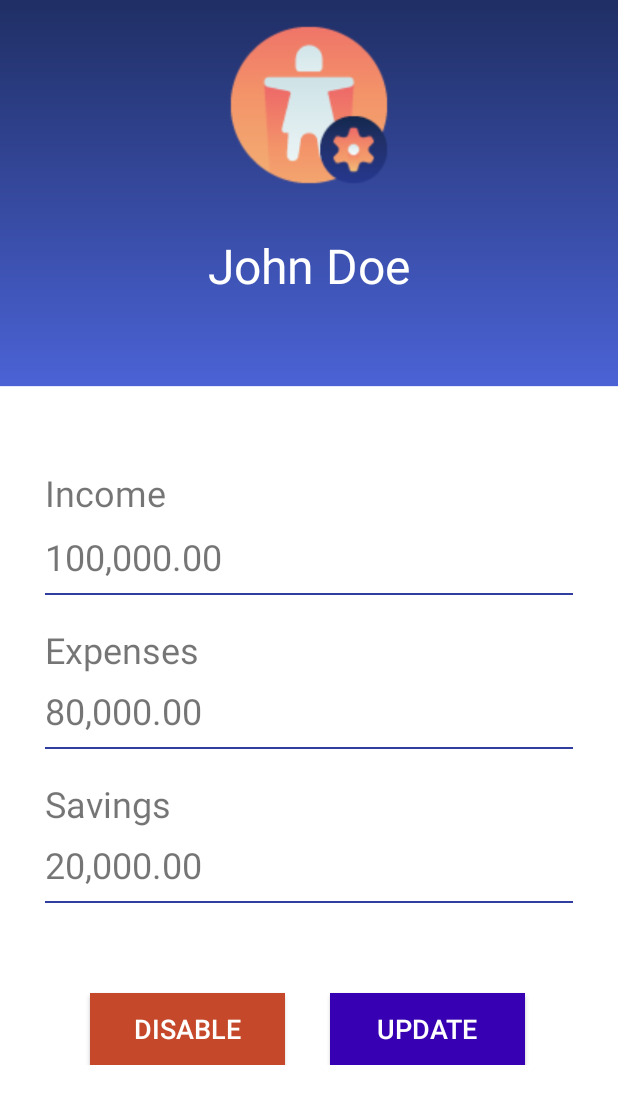
After one commit to imalK96/budgetApp, an Android app: the userProfile screen opened directly, with no data from a screen before it, on a phone screen of 412 x 824 dp. The commit adds this screen. Shown: the top 1104 px of the screen. Run offline under Robolectric (Android 15) with nearby library versions, the phone set to English and light mode, and no system bars.

Commit message:
Added user profile, navigation from Dashboard to profile

```diff
--- a/app/build.gradle
+++ b/app/build.gradle
@@ -27,4 +27,5 @@ dependencies {
     testImplementation 'junit:junit:4.12'
     androidTestImplementation 'androidx.test:runner:1.2.0'
     androidTestImplementation 'androidx.test.espresso:espresso-core:3.2.0'
+    implementation 'com.google.android.material:material:1.0.0'
 }
--- a/app/src/main/AndroidManifest.xml
+++ b/app/src/main/AndroidManifest.xml
@@ -9,7 +9,8 @@
         android:roundIcon="@mipmap/ic_launcher_round"
         android:supportsRtl="true"
         android:theme="@style/AppTheme">
-        <activity android:name=".MainActivity"></activity>
+        <activity android:name=".userProfile"></activity>
+        <activity android:name=".MainActivity" />
         <activity android:name=".LoginActivity">
             <intent-filter>
                 <action android:name="android.intent.action.MAIN" />
--- a/app/src/main/java/com/example/imal/MainActivity.java
+++ b/app/src/main/java/com/example/imal/MainActivity.java
@@ -1,14 +1,28 @@
 package com.example.imal;
 
 import androidx.appcompat.app.AppCompatActivity;
+import androidx.cardview.widget.CardView;
 
+import android.content.Intent;
 import android.os.Bundle;
+import android.view.View;
+import android.widget.LinearLayout;
 
 public class MainActivity extends AppCompatActivity {
+
+    //private CardView profileCard;
+    private LinearLayout l1;
 
     @Override
     protected void onCreate(Bundle savedInstanceState) {
         super.onCreate(savedInstanceState);
         setContentView(R.layout.activity_main);
+        l1 = findViewById(R.id.profile);
+
+    }
+
+    public void profileNav(View v){
+        Intent profileIntent = new Intent(getBaseContext(), userProfile.class);
+        startActivity(profileIntent);
     }
 }
--- /dev/null
+++ b/app/src/main/java/com/example/imal/userProfile.java
@@ -0,0 +1,14 @@
+package com.example.imal;
+
+import androidx.appcompat.app.AppCompatActivity;
+
+import android.os.Bundle;
+
+public class userProfile extends AppCompatActivity {
+
+    @Override
+    protected void onCreate(Bundle savedInstanceState) {
+        super.onCreate(savedInstanceState);
+        setContentView(R.layout.activity_user_profile);
+    }
+}
--- a/app/src/main/res/layout/activity_main.xml
+++ b/app/src/main/res/layout/activity_main.xml
@@ -211,7 +211,9 @@
                     android:id="@+id/profile"
                     android:layout_width="match_parent"
                     android:layout_height="match_parent"
+                    android:clickable="true"
                     android:gravity="center"
+                    android:onClick="profileNav"
                     android:orientation="vertical"
                     android:padding="16dp">
 
--- /dev/null
+++ b/app/src/main/res/layout/activity_user_profile.xml
@@ -0,0 +1,188 @@
+<?xml version="1.0" encoding="utf-8"?>
+<RelativeLayout
+
+    xmlns:android="http://schemas.android.com/apk/res/android"
+    xmlns:app="http://schemas.android.com/apk/res-auto"
+    xmlns:tools="http://schemas.android.com/tools"
+    android:layout_width="match_parent"
+    android:layout_height="match_parent"
+    tools:context=".userProfile"
+    android:background="@drawable/bgapps">
+
+    <RelativeLayout
+        android:layout_width="match_parent"
+        android:layout_height="match_parent">
+
+        <RelativeLayout
+            android:id="@+id/layout1"
+            android:layout_width="wrap_content"
+            android:layout_height="wrap_content"
+            android:layout_centerHorizontal="true">
+
+            <ImageView
+                android:id="@+id/userImg"
+                android:layout_width="120dp"
+                android:layout_height="120dp"
+                android:layout_marginStart="10dp"
+                android:layout_marginTop="10dp"
+                android:layout_marginEnd="10dp"
+                android:layout_marginBottom="10dp"
+                android:adjustViewBounds="true"
+                android:src="@drawable/profile" />
+
+            <TextView
+                android:layout_width="wrap_content"
+                android:layout_height="wrap_content"
+                android:layout_below="@+id/userImg"
+                android:text="John Doe"
+                android:layout_centerHorizontal="true"
+                android:textSize="32sp"
+                android:textColor="#FFFFFF"
+                android:layout_marginTop="15dp"/>
+
+        </RelativeLayout>
+
+        <RelativeLayout
+            android:layout_below="@+id/layout1"
+            android:layout_width="match_parent"
+            android:layout_height="match_parent">
+
+            <LinearLayout
+                android:layout_centerInParent="true"
+                android:layout_width="match_parent"
+                android:layout_height="wrap_content"
+                android:layout_marginLeft="30dp"
+                android:layout_marginRight="30dp"
+                android:orientation="vertical"
+               >
+
+                <LinearLayout
+                    android:layout_width="match_parent"
+                    android:layout_height="wrap_content"
+                    android:orientation="vertical">
+
+                    <TextView
+                        android:layout_width="wrap_content"
+                        android:layout_height="wrap_content"
+                        android:layout_marginTop="0dp"
+                        android:text="@string/profileField1"
+                        android:textSize="24sp" />
+
+                    <TextView
+                        android:layout_width="wrap_content"
+                        android:layout_height="wrap_content"
+                        android:layout_marginTop="10dp"
+                        android:text="100,000.00"
+                        android:textSize="24sp" />
+
+                    <View
+                        android:layout_width="match_parent"
+                        android:layout_height="1dp"
+                        android:layout_marginTop="8dp"
+                        android:background="@color/colorPrimaryDark"
+                        />
+
+                </LinearLayout>
+
+                <LinearLayout
+                    android:layout_width="match_parent"
+                    android:layout_height="wrap_content"
+                    android:orientation="vertical">
+
+                    <TextView
+                        android:layout_width="wrap_content"
+                        android:layout_height="wrap_content"
+                        android:layout_marginTop="20dp"
+                        android:text="@string/profileField2"
+                        android:textSize="24sp" />
+
+                    <TextView
+                        android:layout_width="wrap_content"
+                        android:layout_height="wrap_content"
+                        android:layout_marginTop="8dp"
+                        android:text="80,000.00"
+                        android:textSize="24sp" />
+
+                    <View
+                        android:layout_width="match_parent"
+                        android:layout_height="1dp"
+                        android:layout_marginTop="8dp"
+                        android:background="@color/colorPrimaryDark"
+                        />
+
+                </LinearLayout>
+
+                <LinearLayout
+                    android:layout_width="match_parent"
+                    android:layout_height="wrap_content"
+                    android:orientation="vertical">
+
+                    <TextView
+                        android:layout_width="wrap_content"
+                        android:layout_height="wrap_content"
+                        android:layout_marginTop="20dp"
+                        android:text="@string/profileField3"
+                        android:textSize="24sp" />
+
+                    <TextView
+                        android:layout_width="wrap_content"
+                        android:layout_height="wrap_content"
+                        android:layout_marginTop="8dp"
+                        android:text="20,000.00"
+                        android:textSize="24sp" />
+
+                    <View
+                        android:layout_width="match_parent"
+                        android:layout_height="1dp"
+                        android:layout_marginTop="8dp"
+                        android:background="@color/colorPrimaryDark"
+                        />
+                    <LinearLayout
+                        android:layout_width="match_parent"
+                        android:layout_height="wrap_content"
+                        android:orientation="horizontal">
+
+                        <Button
+                            android:id="@+id/DeleteBtn"
+                            android:layout_width="130dp"
+                            android:layout_height="wrap_content"
+                            android:layout_marginLeft="30dp"
+                            android:layout_marginTop="60dp"
+                            android:layout_marginRight="30dp"
+                            android:background="@color/warningBtn"
+                            android:text="@string/disableProfileBtn"
+                            android:textColor="#FFFFFF"
+
+                            android:textSize="18sp" />
+
+                        <Button
+                            android:id="@+id/updateBtn"
+                            android:layout_width="130dp"
+                            android:layout_height="wrap_content"
+                            android:layout_marginTop="60dp"
+                            android:layout_marginRight="30dp"
+                            android:background="@color/design_default_color_primary_dark"
+                            android:text="@string/editProfileBtn"
+                            android:textColor="#FFFFFF"
+                            android:textSize="18sp"
+
+                            />
+
+                    </LinearLayout>
+
+
+                </LinearLayout>
+
+            </LinearLayout>
+
+
+
+        </RelativeLayout>
+
+
+    </RelativeLayout>
+
+
+
+
+</RelativeLayout>
--- a/app/src/main/res/values/colors.xml
+++ b/app/src/main/res/values/colors.xml
@@ -1,6 +1,7 @@
 <?xml version="1.0" encoding="utf-8"?>
 <resources>
     <color name="colorPrimary">#008577</color>
-    <color name="colorPrimaryDark">#303F9F</color>
-    <color name="colorAccent">#D81B60</color>
+    <color name="colorPrimaryDark">#FF303F9F</color>
+    <color name="colorAccent">#FF303F9F</color>
+    <color name = "warningBtn">#c44829</color>
 </resources>
--- a/app/src/main/res/values/strings.xml
+++ b/app/src/main/res/values/strings.xml
@@ -10,6 +10,11 @@
     <string name="login_emailHint">Email</string>
     <string name="login_pwHint">Password</string>
     <string name="db_header">My Dashboard</string>
-    <string name = "createAccount">No account yet? Create one</string>>
-
+    <string name="createAccount">No account yet? Create one</string>
+    <string name="profile_name">Mark Strong</string>
+    <string name="editProfileBtn">Update</string>
+    <string name="disableProfileBtn">Disable</string>
+    <string name="profileField1">Income</string>
+    <string name="profileField2">Expenses</string>
+    <string name="profileField3">Savings</string>
 </resources>
```
